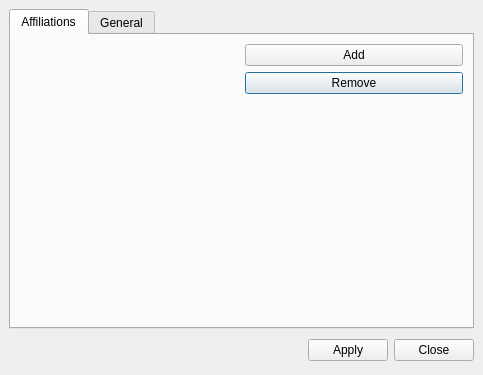
This is src/mucconfig.ui in mblsha/psi as Qt 5 draws it before an edit. The edited form follows.
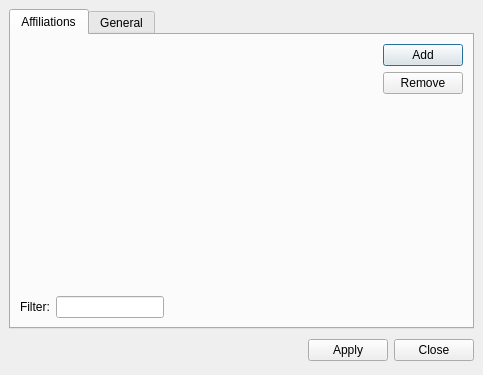
This is the edited form. The open tabs and pages were chosen to show the change. Custom widgets are drawn as their Qt base class.

Commit message: MUC Affiliation list sorting and filtering. Thanks to Dion.

Patch:
```diff
--- a/src/mucconfig.ui
+++ b/src/mucconfig.ui
@@ -38,10 +38,7 @@
        <property name="spacing" >
         <number>6</number>
        </property>
-       <item rowspan="3" row="0" column="0" >
-        <widget class="MUCAffiliationsView" name="tv_affiliations" />
-       </item>
-       <item row="2" column="1" >
+       <item rowspan="2" row="2" column="3" >
         <spacer>
          <property name="orientation" >
           <enum>Qt::Vertical</enum>
@@ -54,20 +51,64 @@
          </property>
         </spacer>
        </item>
-       <item row="1" column="1" >
-        <widget class="QPushButton" name="pb_remove" >
+       <item row="3" column="0" >
+        <widget class="QLabel" name="label" >
          <property name="text" >
-          <string>Remove</string>
+          <string>Filter:</string>
          </property>
         </widget>
        </item>
-       <item row="0" column="1" >
+       <item row="3" column="1" >
+        <widget class="QLineEdit" name="le_filter" >
+         <property name="sizePolicy" >
+          <sizepolicy>
+           <hsizetype>5</hsizetype>
+           <vsizetype>0</vsizetype>
+           <horstretch>0</horstretch>
+           <verstretch>0</verstretch>
+          </sizepolicy>
+         </property>
+        </widget>
+       </item>
+       <item row="3" column="2" >
+        <spacer>
+         <property name="orientation" >
+          <enum>Qt::Horizontal</enum>
+         </property>
+         <property name="sizeHint" >
+          <size>
+           <width>40</width>
+           <height>20</height>
+          </size>
+         </property>
+        </spacer>
+       </item>
+       <item rowspan="3" row="0" column="0" colspan="3" >
+        <widget class="MUCAffiliationsView" native="1" name="tv_affiliations" >
+         <property name="sizePolicy" >
+          <sizepolicy>
+           <hsizetype>7</hsizetype>
+           <vsizetype>13</vsizetype>
+           <horstretch>0</horstretch>
+           <verstretch>0</verstretch>
+          </sizepolicy>
+         </property>
+        </widget>
+       </item>
+       <item row="0" column="3" >
         <widget class="QPushButton" name="pb_add" >
          <property name="text" >
           <string>Add</string>
          </property>
         </widget>
        </item>
+       <item row="1" column="3" >
+        <widget class="QPushButton" name="pb_remove" >
+         <property name="text" >
+          <string>Remove</string>
+         </property>
+        </widget>
+       </item>
       </layout>
      </widget>
      <widget class="QWidget" name="tab_general" >
```
Left out of the diff: 4 changed lines with no effect on the pictures. The commit also changes 5 other files.
